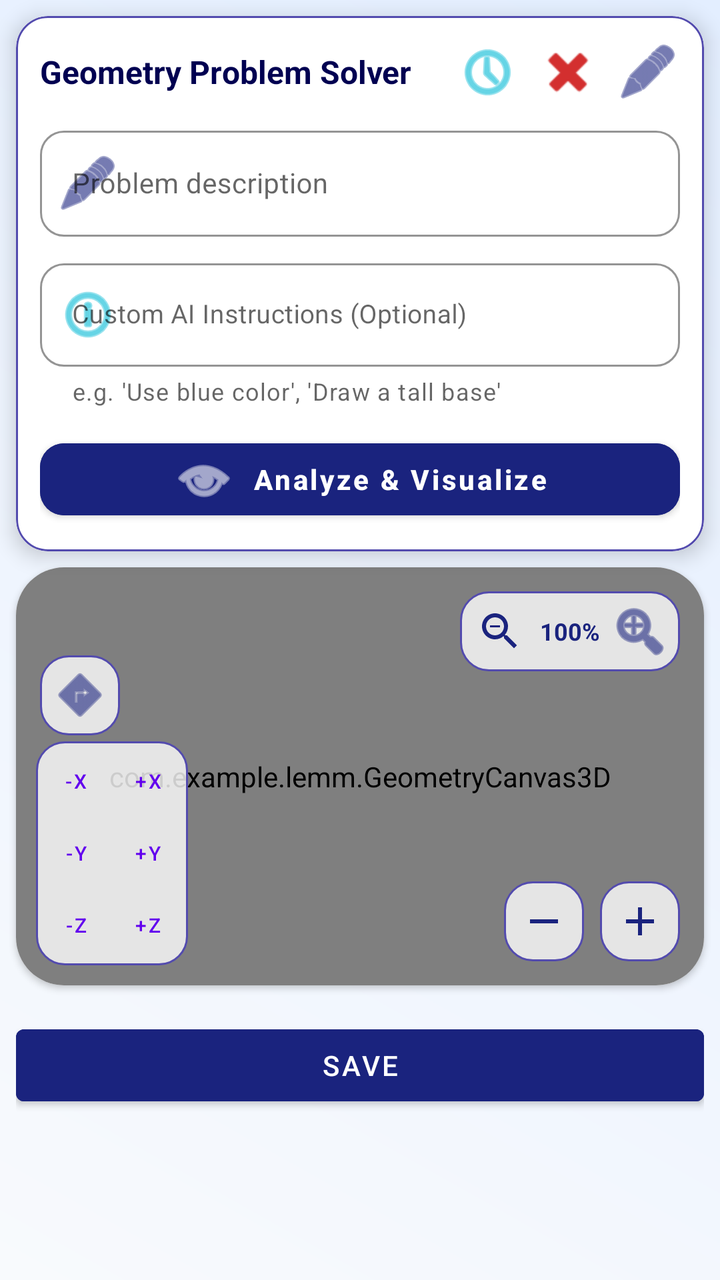
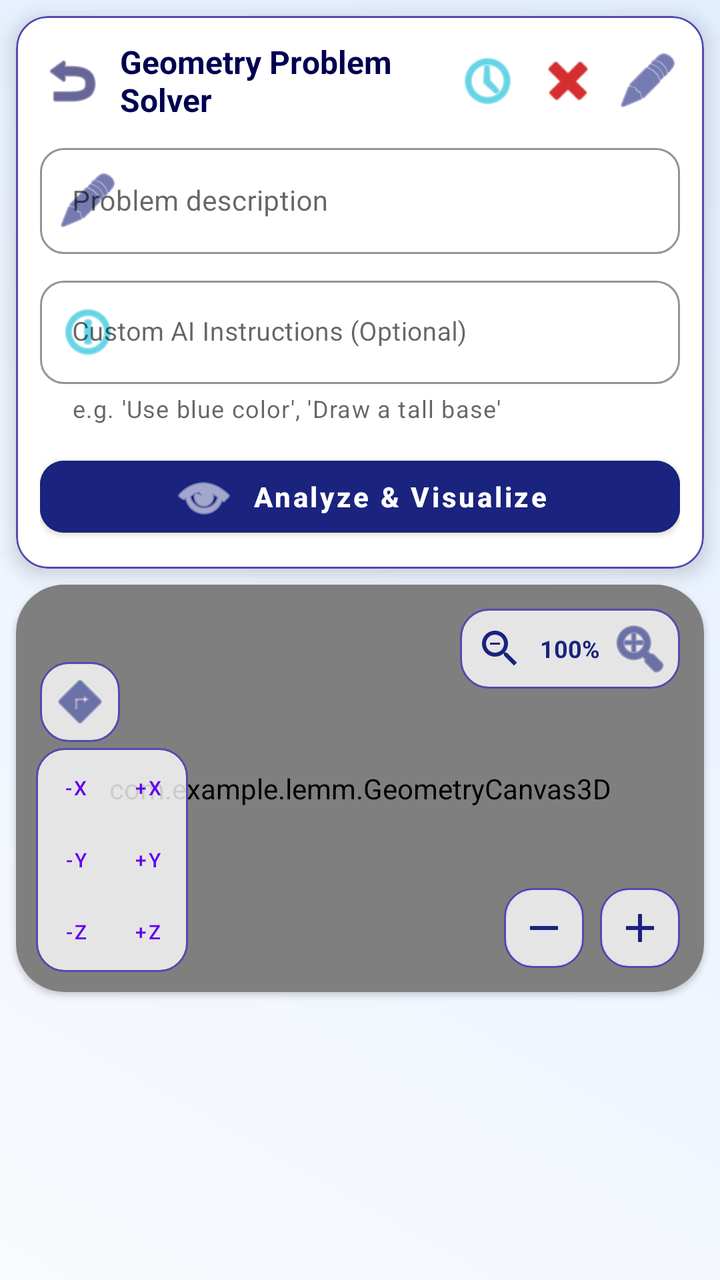

Screens rendered from an Android XML layout before and after an edit, with the pre-edit source and the edit as a unified diff.
<!-- AndroidManifest.xml: application theme Theme.MaterialComponents.DayNight.NoActionBar -->
<!-- res/layout/activity_geometry_input.xml -->
<?xml version="1.0" encoding="utf-8"?>
<androidx.constraintlayout.widget.ConstraintLayout xmlns:android="http://schemas.android.com/apk/res/android"
    xmlns:app="http://schemas.android.com/apk/res-auto"
    xmlns:tools="http://schemas.android.com/tools"
    android:layout_width="match_parent"
    android:layout_height="match_parent"
    android:background="@drawable/gradient_bg">

    
    <com.google.android.material.card.MaterialCardView
        android:id="@+id/headerCard"
        android:layout_width="match_parent"
        android:layout_height="wrap_content"
        android:layout_margin="8dp"
        app:cardCornerRadius="16dp"
        app:cardElevation="6dp"
        app:strokeColor="@color/primary_light"
        app:strokeWidth="1dp"
        app:layout_constraintTop_toTopOf="parent">

        <LinearLayout
            android:layout_width="match_parent"
            android:layout_height="wrap_content"
            android:orientation="vertical"
            android:padding="12dp"
            android:background="@color/surface_white">

            <LinearLayout
                android:layout_width="match_parent"
                android:layout_height="wrap_content"
                android:orientation="horizontal"
                android:gravity="center_vertical">

                <TextView
                    android:layout_width="0dp"
                    android:layout_height="wrap_content"
                    android:layout_weight="1"
                    android:text="Geometry Problem Solver"
                    android:textStyle="bold"
                    android:textColor="@color/primary_dark"
                    android:textSize="16sp" />

                <ImageButton
                    android:id="@+id/btnHistory"
                    android:layout_width="32dp"
                    android:layout_height="32dp"
                    android:layout_marginEnd="8dp"
                    android:background="?attr/selectableItemBackgroundBorderless"
                    android:src="@android:drawable/ic_menu_recent_history"
                    app:tint="@color/secondary" />

                <ImageButton
                    android:id="@+id/btnStopAI"
                    android:layout_width="32dp"
                    android:layout_height="32dp"
                    android:layout_marginEnd="8dp"
                    android:background="?attr/selectableItemBackgroundBorderless"
                    android:src="@android:drawable/ic_delete"
                    app:tint="@color/error_red" />

                <ImageButton
                    android:id="@+id/btnToggleInput"
                    android:layout_width="32dp"
                    android:layout_height="32dp"
                    android:background="?attr/selectableItemBackgroundBorderless"
                    android:src="@android:drawable/ic_menu_edit"
                    app:tint="@color/primary" />
            </LinearLayout>

            <LinearLayout
                android:id="@+id/inputExpandableArea"
                android:layout_width="match_parent"
                android:layout_height="wrap_content"
                android:orientation="vertical"
                android:visibility="visible"
                android:paddingTop="8dp">

                <com.google.android.material.textfield.TextInputLayout
                    android:id="@+id/tlDescription"
                    style="@style/Widget.MaterialComponents.TextInputLayout.OutlinedBox"
                    android:layout_width="match_parent"
                    android:layout_height="wrap_content"
                    android:hint="Problem description"
                    app:startIconDrawable="@android:drawable/ic_menu_edit"
                    app:startIconTint="@color/primary"
                    app:boxCornerRadiusBottomEnd="12dp"
                    app:boxCornerRadiusBottomStart="12dp"
                    app:boxCornerRadiusTopEnd="12dp"
                    app:boxCornerRadiusTopStart="12dp"
                    app:boxStrokeColor="@color/primary">

                    <com.google.android.material.textfield.TextInputEditText
                        android:id="@+id/etDescription"
                        android:layout_width="match_parent"
                        android:layout_height="wrap_content"
                        android:inputType="textMultiLine"
                        android:minLines="1"
                        android:maxLines="3"
                        android:textColor="@color/text_main"
                        android:textSize="14sp" />
                </com.google.android.material.textfield.TextInputLayout>

                <com.google.android.material.textfield.TextInputLayout
                    android:id="@+id/tlExtraCommands"
                    style="@style/Widget.MaterialComponents.TextInputLayout.OutlinedBox"
                    android:layout_width="match_parent"
                    android:layout_height="wrap_content"
                    android:layout_marginTop="8dp"
                    android:hint="Custom AI Instructions (Optional)"
                    app:startIconDrawable="@android:drawable/ic_menu_info_details"
                    app:startIconTint="@color/secondary"
                    app:endIconMode="clear_text"
                    app:endIconTint="@color/secondary"
                    app:boxCornerRadiusBottomEnd="12dp"
                    app:boxCornerRadiusBottomStart="12dp"
                    app:boxCornerRadiusTopEnd="12dp"
                    app:boxCornerRadiusTopStart="12dp"
                    app:boxStrokeColor="@color/secondary"
                    app:helperText="e.g. 'Use blue color', 'Draw a tall base'"
                    app:helperTextEnabled="true">

                    <com.google.android.material.textfield.TextInputEditText
                        android:id="@+id/etExtraCommands"
                        android:layout_width="match_parent"
                        android:layout_height="wrap_content"
                        android:inputType="textMultiLine"
                        android:minLines="1"
                        android:maxLines="2"
                        android:textColor="@color/text_main"
                        android:textSize="13sp" />
                </com.google.android.material.textfield.TextInputLayout>

                <Button
                    android:id="@+id/btnSolveProblem"
                    android:layout_width="match_parent"
                    android:layout_height="48dp"
                    android:layout_marginTop="12dp"
                    android:backgroundTint="@color/primary"
                    android:text="Analyze &amp; Visualize"
                    android:textAllCaps="false"
                    android:textColor="@color/white"
                    android:textSize="14sp"
                    android:textStyle="bold"
                    app:cornerRadius="12dp"
                    app:icon="@android:drawable/ic_menu_view"
                    app:iconGravity="textStart" />
            </LinearLayout>

            <ProgressBar
                android:id="@+id/progressBar"
                style="?android:attr/progressBarStyleHorizontal"
                android:layout_width="match_parent"
                android:layout_height="wrap_content"
                android:layout_marginTop="4dp"
                android:indeterminate="true"
                android:visibility="gone" />
        </LinearLayout>
    </com.google.android.material.card.MaterialCardView>

    
    <com.google.android.material.card.MaterialCardView
        android:id="@+id/canvasCard"
        android:layout_width="0dp"
        android:layout_height="0dp"
        android:layout_margin="8dp"
        app:cardCornerRadius="24dp"
        app:cardElevation="2dp"
        app:layout_constraintBottom_toTopOf="@+id/resultSection"
        app:layout_constraintEnd_toEndOf="parent"
        app:layout_constraintStart_toStartOf="parent"
        app:layout_constraintTop_toBottomOf="@id/headerCard"
        app:layout_constraintVertical_weight="0.6">

        <FrameLayout
            android:id="@+id/canvasContainer"
            android:layout_width="match_parent"
            android:layout_height="match_parent"
            android:background="#FFFFFF">

            <com.example.lemm.GeometryCanvas3D
                android:id="@+id/geometryCanvas3D"
                android:layout_width="match_parent"
                android:layout_height="match_parent"
                android:visibility="visible" />

            
            <LinearLayout
                android:layout_width="wrap_content"
                android:layout_height="wrap_content"
                android:layout_gravity="bottom|start"
                android:layout_marginStart="12dp"
                android:layout_marginBottom="125dp"
                android:background="@drawable/floating_controls_bg"
                android:padding="4dp">

                <ImageButton
                    android:id="@+id/btnToggleMoveRotate"
                    android:layout_width="32dp"
                    android:layout_height="32dp"
                    android:background="?attr/selectableItemBackgroundBorderless"
                    android:src="@android:drawable/ic_menu_directions"
                    android:tooltipText="Toggle Move/Rotate"
                    app:tint="@color/primary" />
            </LinearLayout>

            
            <LinearLayout
                android:layout_width="wrap_content"
                android:layout_height="wrap_content"
                android:layout_gravity="top|end"
                android:layout_margin="12dp"
                android:background="@drawable/floating_controls_bg"
                android:orientation="horizontal"
                android:padding="4dp"
                android:gravity="center_vertical">

                <ImageButton
                    android:id="@+id/btnZoomOut"
                    android:layout_width="32dp"
                    android:layout_height="32dp"
                    android:background="?attr/selectableItemBackgroundBorderless"
                    android:src="@drawable/ic_zoom_out_custom"
                    app:tint="@color/primary" />

                <TextView
                    android:id="@+id/tvZoomPercent"
                    android:layout_width="wrap_content"
                    android:layout_height="wrap_content"
                    android:layout_gravity="center"
                    android:paddingHorizontal="4dp"
                    android:text="100%"
                    android:textColor="@color/primary"
                    android:textSize="12sp"
                    android:textStyle="bold" />

                <ImageButton
                    android:id="@+id/btnZoomIn"
                    android:layout_width="32dp"
                    android:layout_height="32dp"
                    android:background="?attr/selectableItemBackgroundBorderless"
                    android:src="@android:drawable/ic_menu_zoom"
                    app:tint="@color/primary" />

            </LinearLayout>

            
            <LinearLayout
                android:id="@+id/rotationControls"
                android:layout_width="wrap_content"
                android:layout_height="wrap_content"
                android:layout_gravity="bottom|start"
                android:layout_margin="10dp"
                android:background="@drawable/floating_controls_bg"
                android:orientation="vertical"
                android:padding="2dp">

                <LinearLayout
                    android:layout_width="wrap_content"
                    android:layout_height="wrap_content">

                    <Button
                        android:id="@+id/btnRotXMinus"
                        style="@style/Widget.MaterialComponents.Button.TextButton"
                        android:layout_width="36dp"
                        android:layout_height="36dp"
                        android:text="-X"
                        android:textSize="10sp" />

                    <Button
                        android:id="@+id/btnRotXPlus"
                        style="@style/Widget.MaterialComponents.Button.TextButton"
                        android:layout_width="36dp"
                        android:layout_height="36dp"
                        android:text="+X"
                        android:textSize="10sp" />
                </LinearLayout>

                <LinearLayout
                    android:layout_width="wrap_content"
                    android:layout_height="wrap_content">

                    <Button
                        android:id="@+id/btnRotYMinus"
                        style="@style/Widget.MaterialComponents.Button.TextButton"
                        android:layout_width="36dp"
                        android:layout_height="36dp"
                        android:text="-Y"
                        android:textSize="10sp" />

                    <Button
                        android:id="@+id/btnRotYPlus"
                        style="@style/Widget.MaterialComponents.Button.TextButton"
                        android:layout_width="36dp"
                        android:layout_height="36dp"
                        android:text="+Y"
                        android:textSize="10sp" />
                </LinearLayout>

                <LinearLayout
                    android:layout_width="wrap_content"
                    android:layout_height="wrap_content">

                    <Button
                        android:id="@+id/btnRotZMinus"
                        style="@style/Widget.MaterialComponents.Button.TextButton"
                        android:layout_width="36dp"
                        android:layout_height="36dp"
                        android:text="-Z"
                        android:textSize="10sp" />

                    <Button
                        android:id="@+id/btnRotZPlus"
                        style="@style/Widget.MaterialComponents.Button.TextButton"
                        android:layout_width="36dp"
                        android:layout_height="36dp"
                        android:text="+Z"
                        android:textSize="10sp" />
                </LinearLayout>
            </LinearLayout>

            
            <LinearLayout
                android:layout_width="wrap_content"
                android:layout_height="wrap_content"
                android:layout_gravity="bottom|end"
                android:layout_margin="12dp">

                <ImageButton
                    android:id="@+id/btnMinimizeCanvas"
                    android:layout_width="40dp"
                    android:layout_height="40dp"
                    android:layout_marginEnd="8dp"
                    android:background="@drawable/floating_controls_bg"
                    android:src="@drawable/ic_minus"
                    app:tint="@color/primary" />

                <ImageButton
                    android:id="@+id/btnMaximizeCanvas"
                    android:layout_width="40dp"
                    android:layout_height="40dp"
                    android:background="@drawable/floating_controls_bg"
                    android:src="@drawable/ic_plus"
                    app:tint="@color/primary" />
            </LinearLayout>

        </FrameLayout>
    </com.google.android.material.card.MaterialCardView>

    
    <LinearLayout
        android:id="@+id/resultSection"
        android:layout_width="0dp"
        android:layout_height="0dp"
        android:orientation="vertical"
        app:layout_constraintBottom_toBottomOf="parent"
        app:layout_constraintEnd_toEndOf="parent"
        app:layout_constraintStart_toStartOf="parent"
        app:layout_constraintTop_toBottomOf="@id/canvasCard"
        app:layout_constraintVertical_weight="0.4">

        <LinearLayout
            android:id="@+id/solutionControls"
            android:layout_width="match_parent"
            android:layout_height="wrap_content"
            android:layout_margin="8dp"
            android:gravity="center"
            android:orientation="horizontal">

            
            

            <Button
                android:id="@+id/btnSaveSolution"
                android:layout_width="match_parent"
                android:layout_height="wrap_content"
                android:backgroundTint="@color/primary"
                android:text="Save" />

        </LinearLayout>

        <ScrollView
            android:id="@+id/resultScrollView"
            android:layout_width="match_parent"
            android:layout_height="match_parent">

            <LinearLayout
                android:id="@+id/stepsContainer"
                android:layout_width="match_parent"
                android:layout_height="wrap_content"
                android:orientation="vertical"
                android:padding="8dp" />
        </ScrollView>
    </LinearLayout>

</androidx.constraintlayout.widget.ConstraintLayout>
<!-- resources referenced by this layout -->
<resources>
  <color name="error_red">#D32F2F</color>
  <color name="primary">#1A237E</color>
  <color name="primary_dark">#000051</color>
  <color name="primary_light">#534BAE</color>
  <color name="secondary">#00B8D4</color>
  <color name="surface_white">#FFFFFF</color>
  <color name="text_main">#1C1C1E</color>
  <color name="white">#FFFFFF</color>
  <!-- drawable floating_controls_bg (drawable) -->
  <?xml version="1.0" encoding="utf-8"?>
  <shape xmlns:android="http://schemas.android.com/apk/res/android">
      <solid android:color="#CCFFFFFF" />
      <corners android:radius="14dp" />
      <stroke android:width="1dp" android:color="@color/primary_light" />
  </shape>
  <!-- drawable gradient_bg (drawable) -->
  <?xml version="1.0" encoding="utf-8"?>
  <shape xmlns:android="http://schemas.android.com/apk/res/android">
      <gradient
          android:angle="45"
          android:endColor="@color/bg_end"
          android:startColor="@color/bg_start"
          android:type="linear" />
  </shape>
  <!-- drawable ic_minus (drawable) -->
  <vector xmlns:android="http://schemas.android.com/apk/res/android"
      android:width="24dp"
      android:height="24dp"
      android:viewportWidth="24"
      android:viewportHeight="24">
      <path
          android:fillColor="#000000"
          android:pathData="M19,13H5v-2h14v2z"/>
  </vector>
  <!-- drawable ic_plus (drawable) -->
  <vector xmlns:android="http://schemas.android.com/apk/res/android"
      android:width="24dp"
      android:height="24dp"
      android:viewportWidth="24"
      android:viewportHeight="24">
      <path
          android:fillColor="#000000"
          android:pathData="M19,13h-6v6h-2v-6H5v-2h6V5h2v6h6v2z"/>
  </vector>
  <!-- drawable ic_zoom_out_custom (drawable) -->
  <vector xmlns:android="http://schemas.android.com/apk/res/android"
      android:width="24dp"
      android:height="24dp"
      android:viewportWidth="24"
      android:viewportHeight="24">
      
      <path
          android:fillColor="#000000"
          android:pathData="M15.5,14h-0.79l-0.28,-0.27C15.41,12.59 16,11.11 16,9.5 16,5.91 13.09,3 9.5,3S3,5.91 3,9.5 5.91,16 9.5,16c1.61,0 3.09,-0.59 4.23,-1.57l0.27,0.28v0.79l5,4.99L20.49,19l-4.99,-5zM9.5,14C7.01,14 5,11.99 5,9.5S7.01,5 9.5,5 14,7.01 14,9.5 11.99,14 9.5,14z"/>
      
      <path
          android:fillColor="#000000"
          android:pathData="M7,9h5v1h-5z"/>
  </vector>
  <color name="bg_end">#E3EEFF</color>
  <color name="bg_start">#F8FAFD</color>
</resources>

<!-- the commit's change to res/layout/activity_geometry_input.xml (unified diff, before → after) -->
@@ -6,7 +6,6 @@
     android:layout_height="match_parent"
     android:background="@drawable/gradient_bg">
 
-    
     <com.google.android.material.card.MaterialCardView
         android:id="@+id/headerCard"
         android:layout_width="match_parent"
@@ -30,6 +29,15 @@
                 android:layout_height="wrap_content"
                 android:orientation="horizontal"
                 android:gravity="center_vertical">
+
+                <ImageButton
+                    android:id="@+id/btnBack"
+                    android:layout_width="32dp"
+                    android:layout_height="32dp"
+                    android:layout_marginEnd="8dp"
+                    android:background="?attr/selectableItemBackgroundBorderless"
+                    android:src="@android:drawable/ic_menu_revert"
+                    app:tint="@color/primary_dark" />
 
                 <TextView
                     android:layout_width="0dp"
@@ -157,7 +165,6 @@
         </LinearLayout>
     </com.google.android.material.card.MaterialCardView>
 
-    
     <com.google.android.material.card.MaterialCardView
         android:id="@+id/canvasCard"
         android:layout_width="0dp"
@@ -183,7 +190,6 @@
                 android:layout_height="match_parent"
                 android:visibility="visible" />
 
-            
             <LinearLayout
                 android:layout_width="wrap_content"
                 android:layout_height="wrap_content"
@@ -203,7 +209,6 @@
                     app:tint="@color/primary" />
             </LinearLayout>
 
-            
             <LinearLayout
                 android:layout_width="wrap_content"
                 android:layout_height="wrap_content"
@@ -240,10 +245,8 @@
                     android:background="?attr/selectableItemBackgroundBorderless"
                     android:src="@android:drawable/ic_menu_zoom"
                     app:tint="@color/primary" />
-
-            </LinearLayout>
-
-            
+            </LinearLayout>
+
             <LinearLayout
                 android:id="@+id/rotationControls"
                 android:layout_width="wrap_content"
@@ -254,99 +257,32 @@
                 android:orientation="vertical"
                 android:padding="2dp">
 
-                <LinearLayout
-                    android:layout_width="wrap_content"
-                    android:layout_height="wrap_content">
-
-                    <Button
-                        android:id="@+id/btnRotXMinus"
-                        style="@style/Widget.MaterialComponents.Button.TextButton"
-                        android:layout_width="36dp"
-                        android:layout_height="36dp"
-                        android:text="-X"
-                        android:textSize="10sp" />
-
-                    <Button
-                        android:id="@+id/btnRotXPlus"
-                        style="@style/Widget.MaterialComponents.Button.TextButton"
-                        android:layout_width="36dp"
-                        android:layout_height="36dp"
-                        android:text="+X"
-                        android:textSize="10sp" />
+                <LinearLayout android:layout_width="wrap_content" android:layout_height="wrap_content">
+                    <Button android:id="@+id/btnRotXMinus" style="@style/Widget.MaterialComponents.Button.TextButton" android:layout_width="36dp" android:layout_height="36dp" android:text="-X" android:textSize="10sp" />
+                    <Button android:id="@+id/btnRotXPlus" style="@style/Widget.MaterialComponents.Button.TextButton" android:layout_width="36dp" android:layout_height="36dp" android:text="+X" android:textSize="10sp" />
                 </LinearLayout>
-
-                <LinearLayout
-                    android:layout_width="wrap_content"
-                    android:layout_height="wrap_content">
-
-                    <Button
-                        android:id="@+id/btnRotYMinus"
-                        style="@style/Widget.MaterialComponents.Button.TextButton"
-                        android:layout_width="36dp"
-                        android:layout_height="36dp"
-                        android:text="-Y"
-                        android:textSize="10sp" />
-
-                    <Button
-                        android:id="@+id/btnRotYPlus"
-                        style="@style/Widget.MaterialComponents.Button.TextButton"
-                        android:layout_width="36dp"
-                        android:layout_height="36dp"
-                        android:text="+Y"
-                        android:textSize="10sp" />
+                <LinearLayout android:layout_width="wrap_content" android:layout_height="wrap_content">
+                    <Button android:id="@+id/btnRotYMinus" style="@style/Widget.MaterialComponents.Button.TextButton" android:layout_width="36dp" android:layout_height="36dp" android:text="-Y" android:textSize="10sp" />
+                    <Button android:id="@+id/btnRotYPlus" style="@style/Widget.MaterialComponents.Button.TextButton" android:layout_width="36dp" android:layout_height="36dp" android:text="+Y" android:textSize="10sp" />
                 </LinearLayout>
-
-                <LinearLayout
-                    android:layout_width="wrap_content"
-                    android:layout_height="wrap_content">
-
-                    <Button
-                        android:id="@+id/btnRotZMinus"
-                        style="@style/Widget.MaterialComponents.Button.TextButton"
-                        android:layout_width="36dp"
-                        android:layout_height="36dp"
-                        android:text="-Z"
-                        android:textSize="10sp" />
-
-                    <Button
-                        android:id="@+id/btnRotZPlus"
-                        style="@style/Widget.MaterialComponents.Button.TextButton"
-                        android:layout_width="36dp"
-                        android:layout_height="36dp"
-                        android:text="+Z"
-                        android:textSize="10sp" />
+                <LinearLayout android:layout_width="wrap_content" android:layout_height="wrap_content">
+                    <Button android:id="@+id/btnRotZMinus" style="@style/Widget.MaterialComponents.Button.TextButton" android:layout_width="36dp" android:layout_height="36dp" android:text="-Z" android:textSize="10sp" />
+                    <Button android:id="@+id/btnRotZPlus" style="@style/Widget.MaterialComponents.Button.TextButton" android:layout_width="36dp" android:layout_height="36dp" android:text="+Z" android:textSize="10sp" />
                 </LinearLayout>
             </LinearLayout>
 
-            
             <LinearLayout
                 android:layout_width="wrap_content"
                 android:layout_height="wrap_content"
                 android:layout_gravity="bottom|end"
                 android:layout_margin="12dp">
-
-                <ImageButton
-                    android:id="@+id/btnMinimizeCanvas"
-                    android:layout_width="40dp"
-                    android:layout_height="40dp"
-                    android:layout_marginEnd="8dp"
-                    android:background="@drawable/floating_controls_bg"
-                    android:src="@drawable/ic_minus"
-                    app:tint="@color/primary" />
-
-                <ImageButton
-                    android:id="@+id/btnMaximizeCanvas"
-                    android:layout_width="40dp"
-                    android:layout_height="40dp"
-                    android:background="@drawable/floating_controls_bg"
-                    android:src="@drawable/ic_plus"
-                    app:tint="@color/primary" />
+                <ImageButton android:id="@+id/btnMinimizeCanvas" android:layout_width="40dp" android:layout_height="40dp" android:layout_marginEnd="8dp" android:background="@drawable/floating_controls_bg" android:src="@drawable/ic_minus" app:tint="@color/primary" />
+                <ImageButton android:id="@+id/btnMaximizeCanvas" android:layout_width="40dp" android:layout_height="40dp" android:background="@drawable/floating_controls_bg" android:src="@drawable/ic_plus" app:tint="@color/primary" />
             </LinearLayout>
 
         </FrameLayout>
     </com.google.android.material.card.MaterialCardView>
 
-    
     <LinearLayout
         android:id="@+id/resultSection"
         android:layout_width="0dp"
@@ -358,31 +294,39 @@
         app:layout_constraintTop_toBottomOf="@id/canvasCard"
         app:layout_constraintVertical_weight="0.4">
 
+        
         <LinearLayout
             android:id="@+id/solutionControls"
             android:layout_width="match_parent"
             android:layout_height="wrap_content"
-            android:layout_margin="8dp"
-            android:gravity="center"
-            android:orientation="horizontal">
-
-            
-            
-
-            <Button
+            android:padding="8dp"
+            android:orientation="horizontal"
+            android:visibility="gone">
+
+            <com.google.android.material.button.MaterialButton
+                android:id="@+id/btnDontSave"
+                style="@style/Widget.Material3.Button.OutlinedButton"
+                android:layout_width="0dp"
+                android:layout_height="wrap_content"
+                android:layout_weight="1"
+                android:text="Don't Save"
+                app:strokeColor="#C62828"
+                android:textColor="#C62828"/>
+
+            <com.google.android.material.button.MaterialButton
                 android:id="@+id/btnSaveSolution"
-                android:layout_width="match_parent"
-                android:layout_height="wrap_content"
-                android:backgroundTint="@color/primary"
-                android:text="Save" />
-
+                android:layout_width="0dp"
+                android:layout_height="wrap_content"
+                android:layout_weight="1"
+                android:layout_marginStart="8dp"
+                android:text="Save Solution"
+                app:backgroundTint="#27AE60" />
         </LinearLayout>
 
         <ScrollView
             android:id="@+id/resultScrollView"
             android:layout_width="match_parent"
             android:layout_height="match_parent">
-
             <LinearLayout
                 android:id="@+id/stepsContainer"
                 android:layout_width="match_parent"
